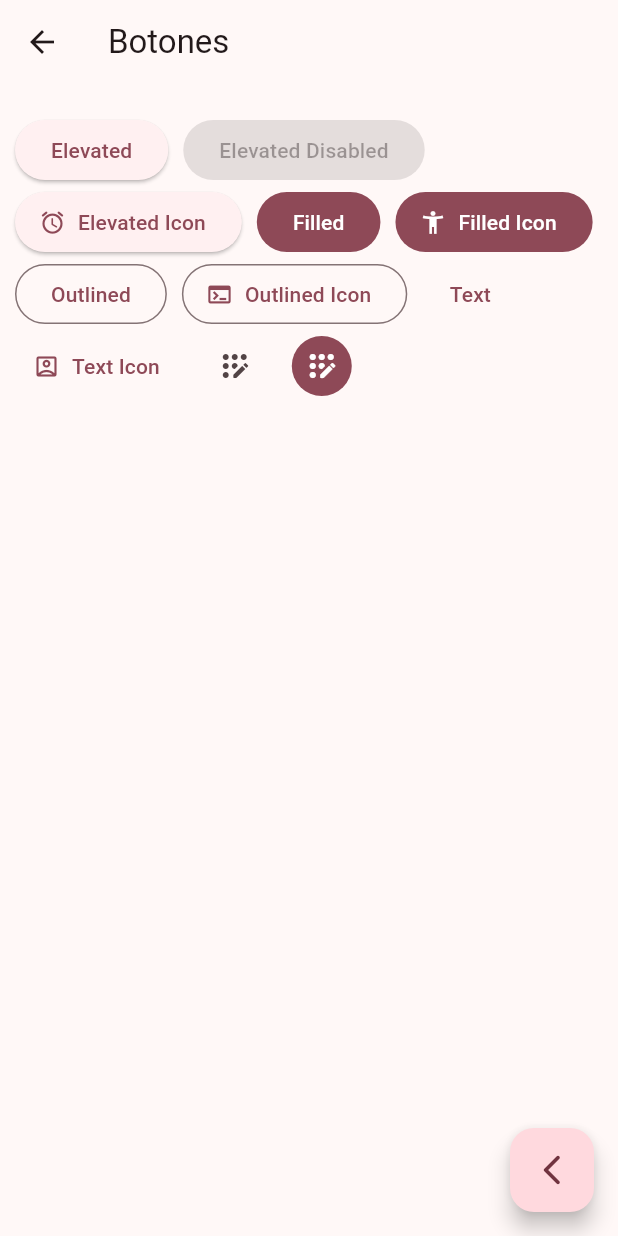
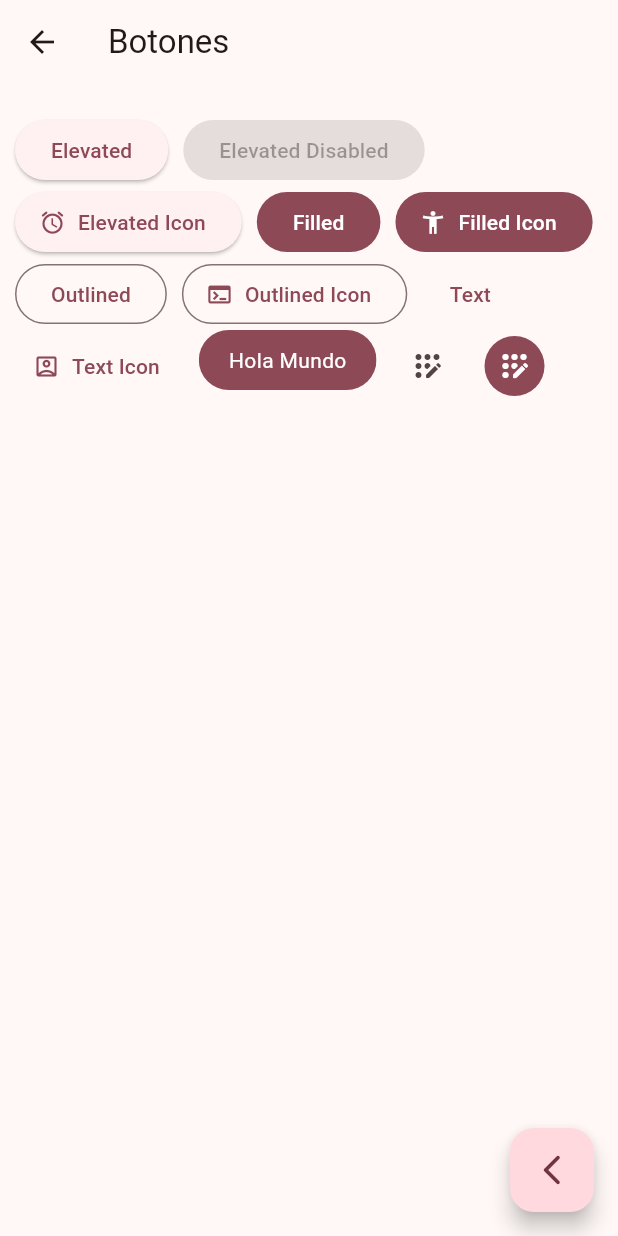
Before and after one commit to LuisferRojas14/WIDGETAPP, a Flutter app: the HomeScreen screen opened by its route, after a tap on "Botones", on a phone screen of 412 x 824 dp. Run offline on Flutter 3.47's test engine with Material 3 defaults, Android fonts, the phone set to English and light mode, and no system bars; our stand-ins replace go_router.

Commit message:
buttons screens final

```diff
--- a/lib/config/router/app_router.dart
+++ b/lib/config/router/app_router.dart
@@ -3,7 +3,7 @@ import 'package:go_router/go_router.dart';
 import 'package:widgetsapp/presentation/screens/screens.dart';
 
 final appRouter = GoRouter(
-  initialLocation: '/',
+  initialLocation: '/buttons',
   routes: [
     GoRoute(
       path: '/',
--- a/lib/presentation/screens/buttons/buttons_screen.dart
+++ b/lib/presentation/screens/buttons/buttons_screen.dart
@@ -63,7 +63,7 @@ class _ButtonsView extends StatelessWidget {
               label: const Text('Text Icon'),
             ),
 
-            //Todo custom button
+           const CustomButton(),
 
             IconButton(onPressed: (){}, icon: const Icon(Icons.app_registration_rounded)),
             IconButton(onPressed: (){}, icon: const Icon(Icons.app_registration_rounded),
@@ -78,3 +78,26 @@ class _ButtonsView extends StatelessWidget {
     );
   }
 }
+
+class CustomButton extends StatelessWidget {
+  const CustomButton({super.key});
+
+  @override
+  Widget build(BuildContext context) {
+    final colors = Theme.of(context).colorScheme;
+    return ClipRRect(
+      borderRadius: BorderRadius.circular(20),
+      child: Material(
+        color: colors.primary,
+        child: InkWell(
+          onTap: (){},
+          child: const Padding(
+            padding: EdgeInsets.symmetric(horizontal: 20, vertical: 10),
+            child: Text('Hola Mundo',
+            style: TextStyle(color: Colors.white),
+            ),
+          ),
+        )),
+    );
+  }
+}
```
